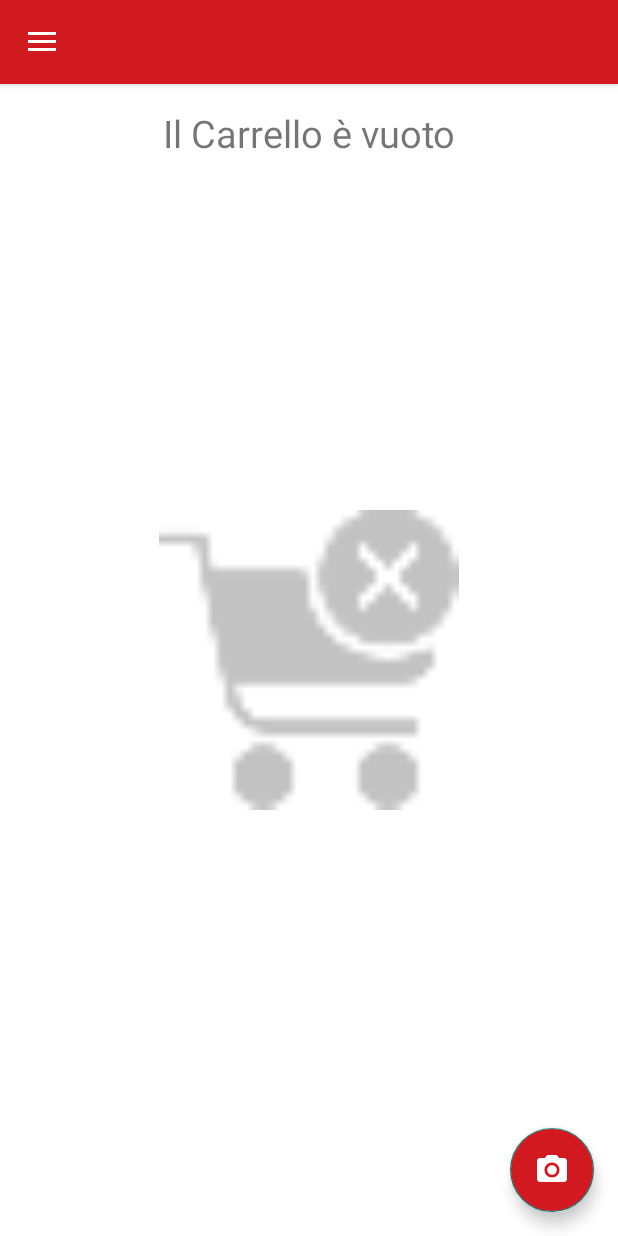
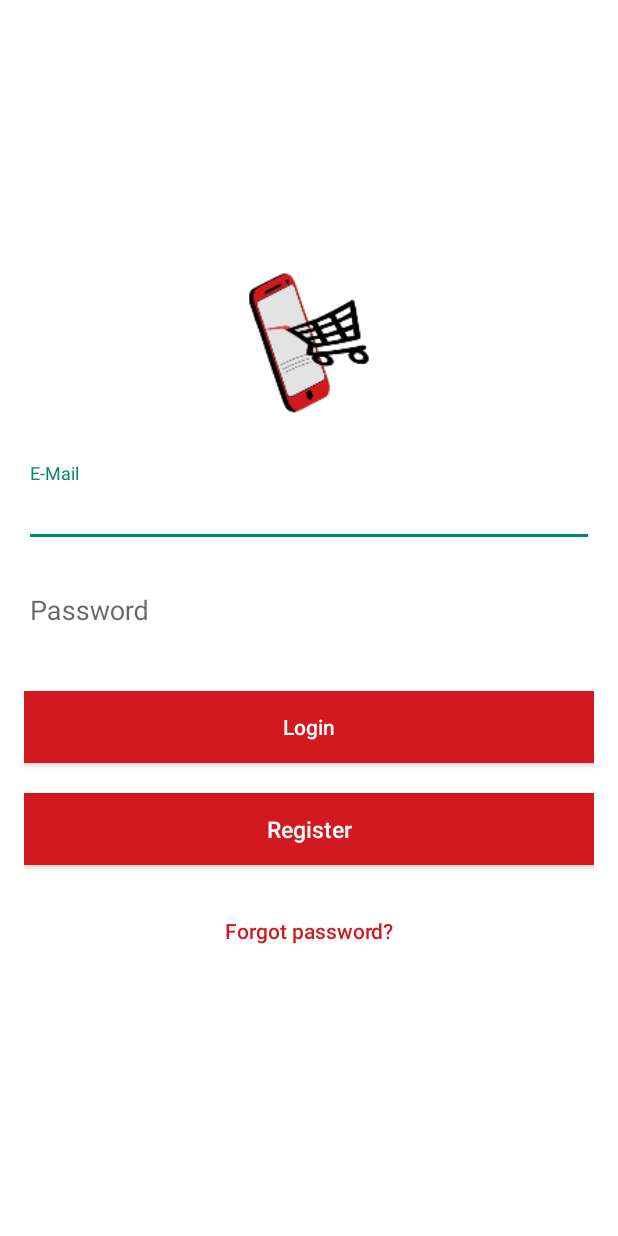
Before and after one commit to redavid7/3GStore, an Android app: the screen it shows after launch (HomeActivity before the commit, LoginActivity after it), on a phone screen of 412 x 824 dp. Run offline under Robolectric (Android 15) with nearby library versions, the phone set to English and light mode, and no system bars; our stand-ins replace Firebase (no records; nobody signed in at launch, a user with empty details on screens opened directly).

Commit message:
Commit Sbarbanetflix #11 Aggiunta LoginActivity e SignUpActivity

```diff
--- a/app/build.gradle
+++ b/app/build.gradle
@@ -37,6 +37,7 @@ dependencies {
     implementation 'com.android.support:support-annotations:28.0.0'
     implementation 'android.arch.lifecycle:extensions:1.1.1'
 
+    implementation 'com.google.firebase:firebase-auth:11.8.0'
     testImplementation 'junit:junit:4.12'
     androidTestImplementation 'com.android.support.test:runner:1.0.2'
     androidTestImplementation 'com.android.support.test.espresso:espresso-core:3.0.2'
--- a/app/src/main/java/com/QUeM/TreGStore/HomeActivity.java
+++ b/app/src/main/java/com/QUeM/TreGStore/HomeActivity.java
@@ -41,6 +41,8 @@ public class HomeActivity extends AppCompatActivity implements NavigationView.On
 
     @Override
     protected void onCreate(Bundle savedInstanceState) {
+
+        //startActivity(new Intent(this, LoginActivity.class));
 
         //--------------------INIZIO GESTIONE SETUP ACTIVITY-------------------------------
 
--- /dev/null
+++ b/app/src/main/java/com/QUeM/TreGStore/LoginActivity.java
@@ -0,0 +1,121 @@
+package com.QUeM.TreGStore;
+
+import android.content.Intent;
+import android.support.annotation.NonNull;
+import android.support.v7.app.AppCompatActivity;
+import android.os.Bundle;
+import android.support.v7.widget.Toolbar;
+import android.text.TextUtils;
+import android.view.View;
+import android.widget.Button;
+import android.widget.EditText;
+import android.widget.ProgressBar;
+import android.widget.Toast;
+
+import com.google.android.gms.tasks.OnCompleteListener;
+import com.google.android.gms.tasks.Task;
+import com.google.firebase.auth.AuthResult;
+import com.google.firebase.auth.FirebaseAuth;
+
+public class LoginActivity extends AppCompatActivity {
+
+    private EditText inputEmail, inputPassword;
+    private FirebaseAuth auth;
+    private ProgressBar progressBar;
+    private Button btnSignup, btnLogin, btnReset;
+
+    @Override
+    protected void onCreate(Bundle savedInstanceState) {
+        super.onCreate(savedInstanceState);
+
+        //Get Firebase auth instance
+        auth = FirebaseAuth.getInstance();
+
+        /**
+         *         if (auth.getCurrentUser() != null) {
+         *             // l'utente è già autenticato
+         *             startActivity(new Intent(LoginActivity.this, HomeActivity.class));
+         *             finish();
+         *         }
+         */
+
+        // set the view now
+        setContentView(R.layout.activity_login);
+
+        Toolbar toolbar = findViewById(R.id.toolbar);
+        setSupportActionBar(toolbar);
+
+        inputEmail = findViewById(R.id.email);
+        inputPassword = findViewById(R.id.password);
+        progressBar = findViewById(R.id.progressBar);
+        btnSignup = findViewById(R.id.btn_signup);
+        btnLogin = findViewById(R.id.btn_login);
+        btnReset = findViewById(R.id.btn_reset_password);
+
+        //Get Firebase auth instance
+        auth = FirebaseAuth.getInstance();
+
+        //pulsante per Sign Up
+        btnSignup.setOnClickListener(new View.OnClickListener() {
+            @Override
+            public void onClick(View v) {
+                startActivity(new Intent(LoginActivity.this, SignUpActivity.class));
+            }
+        });
+
+        //pulsante per resettare la password
+        /**
+         * da implementare
+         */
+        btnReset.setOnClickListener(new View.OnClickListener() {
+            @Override
+            public void onClick(View v) {
+                //startActivity(new Intent(LoginActivity.this, ResetPasswordActivity.class));
+            }
+        });
+
+        btnLogin.setOnClickListener(new View.OnClickListener() {
+            @Override
+            public void onClick(View v) {
+                String email = inputEmail.getText().toString();
+                final String password = inputPassword.getText().toString();
+
+                if (TextUtils.isEmpty(email)) {
+                    Toast.makeText(getApplicationContext(), "Enter email address!", Toast.LENGTH_SHORT).show();
+                    return;
+                }
+
+                if (TextUtils.isEmpty(password)) {
+                    Toast.makeText(getApplicationContext(), "Enter password!", Toast.LENGTH_SHORT).show();
+                    return;
+                }
+
+                progressBar.setVisibility(View.VISIBLE);
+
+                //fase di autenticazione
+                auth.signInWithEmailAndPassword(email, password)
+                        .addOnCompleteListener(LoginActivity.this, new OnCompleteListener<AuthResult>() {
+                            @Override
+                            public void onComplete(@NonNull Task<AuthResult> task) {
+                                // If sign in fails, display a message to the user. If sign in succeeds
+                                // the auth state listener will be notified and logic to handle the
+                                // signed in user can be handled in the listener.
+                                progressBar.setVisibility(View.GONE);
+                                if (!task.isSuccessful()) {
+                                    // there was an error
+                                    if (password.length() < 6) {
+                                        inputPassword.setError(getString(R.string.minimum_password));
+                                    } else {
+                                        Toast.makeText(LoginActivity.this, getString(R.string.auth_failed), Toast.LENGTH_LONG).show();
+                                    }
+                                } else {
+                                    Intent intent = new Intent(LoginActivity.this, HomeActivity.class);
+                                    startActivity(intent);
+                                    finish();
+                                }
+                            }
+                        });
+            }
+        });
+    }
+}
--- a/app/src/main/java/com/QUeM/TreGStore/SplashActivity.java
+++ b/app/src/main/java/com/QUeM/TreGStore/SplashActivity.java
@@ -67,8 +67,8 @@ public class SplashActivity extends Activity {
 
         //metodo che attiva l'intent e permette di passare alla nuova activity
         private void goAhead() {
-            final Intent intent = new Intent(this, HomeActivity.class);
-            startActivity(intent);
+            //final Intent intent = new Intent(this, HomeActivity.class);
+            startActivity(new Intent(this, LoginActivity.class));
             finish();
         }
     }
--- /dev/null
+++ b/app/src/main/res/layout/activity_login.xml
@@ -0,0 +1,101 @@
+<?xml version="1.0" encoding="utf-8"?>
+<android.support.constraint.ConstraintLayout xmlns:android="http://schemas.android.com/apk/res/android"
+    xmlns:app="http://schemas.android.com/apk/res-auto"
+    xmlns:tools="http://schemas.android.com/tools"
+    android:layout_width="match_parent"
+    android:layout_height="match_parent"
+    tools:context=".LoginActivity">
+
+
+    <LinearLayout
+        android:layout_width="fill_parent"
+        android:layout_height="fill_parent"
+        android:background="@color/window_background"
+        android:gravity="center"
+        android:orientation="vertical"
+        android:padding="@dimen/activity_horizontal_margin"
+        tools:ignore="MissingConstraints">
+
+
+        <ImageView
+            android:layout_width="@dimen/logo_w_h"
+            android:layout_height="@dimen/logo_w_h"
+            android:layout_gravity="center_horizontal"
+            android:layout_marginBottom="30dp"
+            android:src="@mipmap/ic_launcher" />
+
+        <android.support.design.widget.TextInputLayout
+            android:layout_width="match_parent"
+            android:layout_height="wrap_content">
+
+            <EditText
+                android:id="@+id/email"
+                android:layout_width="match_parent"
+                android:layout_height="wrap_content"
+                android:layout_marginBottom="10dp"
+                android:hint="@string/email"
+                android:inputType="textEmailAddress"
+                android:textColor="@android:color/black"
+                android:textColorHint="@android:color/darker_gray" />
+        </android.support.design.widget.TextInputLayout>
+
+        <android.support.design.widget.TextInputLayout
+            android:layout_width="match_parent"
+            android:layout_height="wrap_content">
+
+            <EditText
+                android:id="@+id/password"
+                android:layout_width="fill_parent"
+                android:layout_height="wrap_content"
+                android:layout_marginBottom="10dp"
+                android:hint="@string/password"
+                android:inputType="textPassword"
+                android:textColor="@android:color/black"
+                android:textColorHint="@android:color/darker_gray" />
+        </android.support.design.widget.TextInputLayout>
+
+        <!-- Login Button -->
+
+        <Button
+            android:id="@+id/btn_login"
+            android:layout_width="fill_parent"
+            android:layout_height="wrap_content"
+            android:layout_marginTop="20dip"
+            android:background="@color/colorPrimary"
+            android:text="@string/login"
+            android:textAllCaps="false"
+            android:textColor="@android:color/white" />
+
+        <Button
+            android:id="@+id/btn_signup"
+            android:layout_width="fill_parent"
+            android:layout_height="wrap_content"
+            android:layout_marginTop="20dip"
+            android:background="@color/colorPrimary"
+            android:text="@string/register"
+            android:textAllCaps="false"
+            android:textColor="@android:color/white"
+            android:textSize="15sp" />
+
+
+        <Button
+            android:id="@+id/btn_reset_password"
+            android:layout_width="fill_parent"
+            android:layout_height="wrap_content"
+            android:layout_marginTop="20dip"
+            android:background="@null"
+            android:text="@string/forgot_password"
+            android:textAllCaps="false"
+            android:textColor="@color/colorPrimary" />
+    </LinearLayout>
+
+    <ProgressBar
+        android:id="@+id/progressBar"
+        android:layout_width="30dp"
+        android:layout_height="30dp"
+        android:layout_gravity="center|bottom"
+        android:layout_marginBottom="20dp"
+        android:visibility="gone"
+        tools:ignore="MissingConstraints" />
+
+</android.support.constraint.ConstraintLayout>
--- a/app/src/main/res/values/colors.xml
+++ b/app/src/main/res/values/colors.xml
@@ -1,6 +1,6 @@
 <?xml version="1.0" encoding="utf-8"?>
 <resources>
-    <color name="colorPrimary">#008577</color>
-    <color name="colorPrimaryDark">#00574B</color>
-    <color name="colorAccent">#D81B60</color>
+    <color name="colorPrimary">#d21920</color>
+    <color name="colorPrimaryDark">#69140E</color>
+
 </resources>
--- a/app/src/main/res/values/dimens.xml
+++ b/app/src/main/res/values/dimens.xml
@@ -11,4 +11,7 @@
     <dimen name="standard_120">120dp</dimen>
     <dimen name="standard_180">180dp</dimen>
 
+
+    <dimen name="logo_w_h">100dp</dimen>
+
 </resources>
--- a/app/src/main/res/values/strings.xml
+++ b/app/src/main/res/values/strings.xml
@@ -26,5 +26,13 @@
     <string name="killscreen_label">Kill Screen</string>
     <string name="exit_label">Exit</string>
 
+    <!-- Login e Registrazione -->
+    <string name="login">Login</string>
+    <string name="register">Register</string>
+    <string name="back_login">Already registered? Login!</string>
+    <string name="forgot_password">Forgot password?</string>
+    <string name="auth_failed">Authentication failed, check your email and password or sign up</string>
+    <string name="minimum_password">Password too short, enter minimum 6 characters!</string>
+
 
 </resources>
```
Also changed, not shown: app/src/main/AndroidManifest.xml (+18 -10 lines), app/src/main/java/com/QUeM/TreGStore/SignUpActivity.java (added, +107 -0 lines), app/src/main/res/layout/activity_sign_up.xml (added, +131 -0 lines), 1 other file.
